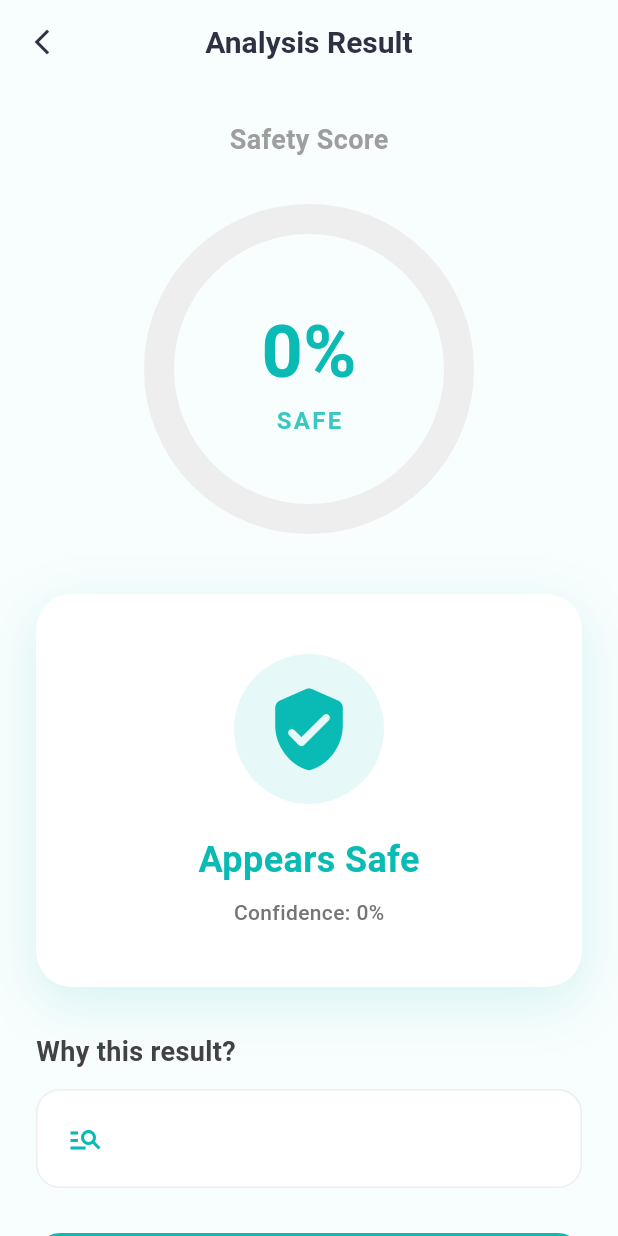
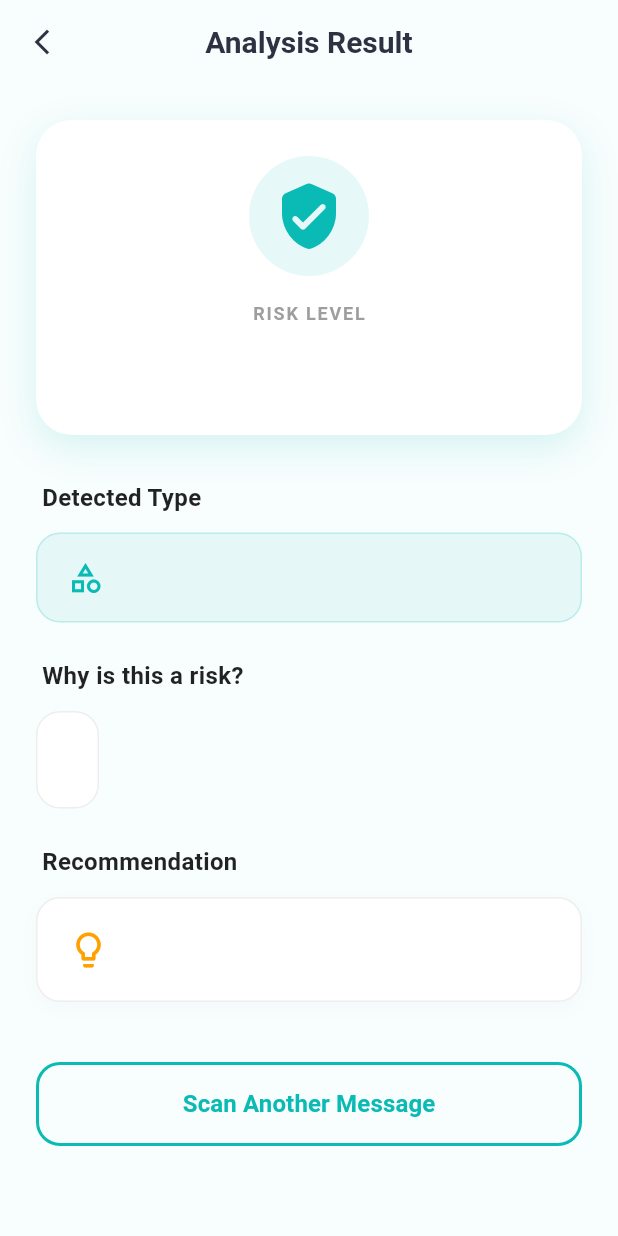
Before and after one commit to HRChiam/CheckKawKaw, a Flutter app: the AnalysisScreen screen opened directly with empty values, on a phone screen of 412 x 824 dp. Run offline on Flutter 3.47's test engine with Material 3 defaults, Android fonts, the phone set to English and light mode, and no system bars.

Commit message:
analysis update

```diff
--- a/frontend/lib/analysisScreen.dart
+++ b/frontend/lib/analysisScreen.dart
@@ -1,31 +1,51 @@
 import 'package:flutter/material.dart';
-import 'dart:math' as math;
 import 'main.dart'; // To access AppTheme
 
 class AnalysisScreen extends StatelessWidget {
-  final String message;
-  final bool isScam;
-  final double confidence;
+  final String riskLevel; // "Low", "Medium", "High"
+  final String scamType;  // e.g., "Romance Scam", "Phishing"
   final String explanation;
+  final String recommendation;
 
   const AnalysisScreen({
     Key? key,
-    required this.message,
-    required this.isScam,
-    required this.confidence,
+    required this.riskLevel,
+    required this.scamType,
     required this.explanation,
+    required this.recommendation,
   }) : super(key: key);
+
+  Color _getRiskColor() {
+    switch (riskLevel.toLowerCase()) {
+      case 'high':
+        return const Color(0xFFFF4B4B);
+      case 'medium':
+        return const Color(0xFFFFA726);
+      case 'low':
+      default:
+        return const Color(0xFF0ABAB5);
+    }
+  }
+
+  IconData _getRiskIcon() {
+    switch (riskLevel.toLowerCase()) {
+      case 'high':
+        return Icons.gpp_bad_rounded;
+      case 'medium':
+        return Icons.warning_amber_rounded;
+      case 'low':
+      default:
+        return Icons.verified_user_rounded;
+    }
+  }
 
   @override
   Widget build(BuildContext context) {
-    // Safety score calculation
-    final double safetyScore = isScam ? (1.0 - confidence) : confidence;
-
-    final Color statusColor = isScam ? const Color(0xFFFF6B6B) : AppTheme.primary;
-    final resultIcon = isScam ? Icons.gpp_bad_rounded : Icons.verified_user_rounded;
-    final resultTitle = isScam ? "High Risk Detected" : "Appears Safe";
+    final riskColor = _getRiskColor();
+    final riskIcon = _getRiskIcon();
 
     return Scaffold(
+      backgroundColor: const Color(0xFFF8FDFD),
       appBar: AppBar(
         title: const Text("Analysis Result"),
         leading: IconButton(
@@ -37,83 +57,90 @@ class AnalysisScreen extends StatelessWidget {
         padding: const EdgeInsets.all(24.0),
         physics: const BouncingScrollPhysics(),
         child: Column(
+          crossAxisAlignment: CrossAxisAlignment.start,
           children: [
-            const Text("Safety Score", style: TextStyle(fontSize: 18, color: Colors.grey, fontWeight: FontWeight.bold)),
-            const SizedBox(height: 30),
-
-            // Animated Donut Chart
-            SizedBox(
-              height: 220,
-              width: 220,
-              child: TweenAnimationBuilder<double>(
-                tween: Tween(begin: 0, end: safetyScore),
-                duration: const Duration(milliseconds: 1500),
-                curve: Curves.easeOutCubic,
-                builder: (context, value, child) {
-                  return Stack(
-                    alignment: Alignment.center,
-                    children: [
-                      CustomPaint(
-                        size: const Size(220, 220),
-                        painter: SafetyDonutPainter(
-                          percentage: value,
-                          color: statusColor,
-                          backgroundColor: Colors.grey[200]!,
-                        ),
-                      ),
-                      Column(
-                        mainAxisSize: MainAxisSize.min,
-                        children: [
-                          Text(
-                            "${(value * 100).toInt()}%",
-                            style: TextStyle(fontSize: 48, fontWeight: FontWeight.bold, color: statusColor),
-                          ),
-                          Text(
-                            isScam ? "RISK" : "SAFE",
-                            style: TextStyle(fontSize: 16, fontWeight: FontWeight.bold, color: statusColor.withOpacity(0.8), letterSpacing: 1.5),
-                          ),
-                        ],
-                      ),
-                    ],
-                  );
-                },
-              ),
-            ),
-
-            const SizedBox(height: 40),
-
-            // Result Card
+            // 1. RISK LEVEL HEADER CARD
             Container(
               width: double.infinity,
-              padding: const EdgeInsets.symmetric(vertical: 40, horizontal: 20),
+              padding: const EdgeInsets.all(24),
               decoration: BoxDecoration(
                 color: Colors.white,
                 borderRadius: BorderRadius.circular(24),
-                boxShadow: [BoxShadow(color: statusColor.withOpacity(0.15), blurRadius: 30, offset: const Offset(0, 10))],
+                boxShadow: [
+                  BoxShadow(
+                    color: riskColor.withOpacity(0.15),
+                    blurRadius: 20,
+                    offset: const Offset(0, 8),
+                  )
+                ],
               ),
               child: Column(
                 children: [
                   Container(
-                    padding: const EdgeInsets.all(20),
-                    decoration: BoxDecoration(color: statusColor.withOpacity(0.1), shape: BoxShape.circle),
-                    child: Icon(resultIcon, size: 60, color: statusColor),
+                    padding: const EdgeInsets.all(16),
+                    decoration: BoxDecoration(
+                      color: riskColor.withOpacity(0.1),
+                      shape: BoxShape.circle,
+                    ),
+                    child: Icon(riskIcon, size: 48, color: riskColor),
                   ),
-                  const SizedBox(height: 20),
-                  Text(resultTitle, style: TextStyle(fontSize: 24, fontWeight: FontWeight.bold, color: statusColor)),
-                  const SizedBox(height: 8),
-                  Text("Confidence: ${(confidence * 100).toInt()}%", style: TextStyle(color: Colors.grey[600], fontWeight: FontWeight.w500)),
+                  const SizedBox(height: 16),
+                  Text(
+                    "RISK LEVEL",
+                    style: TextStyle(
+                      fontSize: 12,
+                      fontWeight: FontWeight.bold,
+                      color: Colors.grey[500],
+                      letterSpacing: 1.2,
+                    ),
+                  ),
+                  const SizedBox(height: 4),
+                  Text(
+                    riskLevel.toUpperCase(),
+                    style: TextStyle(
+                      fontSize: 32,
+                      fontWeight: FontWeight.bold,
+                      color: riskColor,
+                    ),
+                  ),
                 ],
               ),
             ),
 
             const SizedBox(height: 30),
 
-            // Details
-            Align(
-              alignment: Alignment.centerLeft,
-              child: Text("Why this result?", style: TextStyle(fontSize: 18, fontWeight: FontWeight.bold, color: Colors.grey[800])),
+            // 2. SCAM TYPE
+            _buildSectionTitle("Detected Type"),
+            Container(
+              width: double.infinity,
+              padding: const EdgeInsets.symmetric(horizontal: 20, vertical: 16),
+              decoration: BoxDecoration(
+                color: AppTheme.primary.withOpacity(0.08),
+                borderRadius: BorderRadius.circular(16),
+                border: Border.all(color: AppTheme.primary.withOpacity(0.2)),
+              ),
+              child: Row(
+                children: [
+                  const Icon(Icons.category_outlined, color: AppTheme.primary),
+                  const SizedBox(width: 12),
+                  Expanded(
+                    child: Text(
+                      scamType,
+                      style: const TextStyle(
+                        fontSize: 18,
+                        fontWeight: FontWeight.w600,
+                        color: AppTheme.text,
+                      ),
+                    ),
+                  ),
+                ],
+              ),
             ),
-            const SizedBox(height: 12),
+
+            const SizedBox(height: 24),
+
+            // 3. EXPLANATION
+            _buildSectionTitle("Why is this a risk?"),
             Container(
               padding: const EdgeInsets.all(20),
               decoration: BoxDecoration(
@@ -121,19 +148,55 @@ class AnalysisScreen extends StatelessWidget {
                 borderRadius: BorderRadius.circular(16),
                 border: Border.all(color: Colors.grey[200]!),
               ),
+              child: Text(
+                explanation,
+                style: TextStyle(
+                  fontSize: 15,
+                  height: 1.6,
+                  color: Colors.grey[800],
+                ),
+              ),
+            ),
+
+            const SizedBox(height: 24),
+
+            // 4. RECOMMENDATION
+            _buildSectionTitle("Recommendation"),
+            Container(
+              padding: const EdgeInsets.all(20),
+              decoration: BoxDecoration(
+                color: Colors.white,
+                borderRadius: BorderRadius.circular(16),
+                border: Border.all(color: Colors.grey[200]!),
+                boxShadow: [
+                  BoxShadow(
+                    color: Colors.grey.withOpacity(0.05),
+                    blurRadius: 10,
+                    offset: const Offset(0, 4),
+                  )
+                ],
+              ),
               child: Row(
                 crossAxisAlignment: CrossAxisAlignment.start,
                 children: [
-                  const Icon(Icons.manage_search, color: AppTheme.primary),
-                  const SizedBox(width: 12),
+                  Icon(Icons.lightbulb_outline, color: Colors.amber[700], size: 28),
+                  const SizedBox(width: 16),
                   Expanded(
-                    child: Text(explanation, style: TextStyle(fontSize: 14, height: 1.5, color: Colors.grey[800])),
+                    child: Text(
+                      recommendation,
+                      style: TextStyle(
+                        fontSize: 15,
+                        height: 1.6,
+                        color: Colors.grey[800],
+                        fontWeight: FontWeight.w500,
+                      ),
+                    ),
                   ),
                 ],
               ),
             ),
 
-            const SizedBox(height: 30),
+            const SizedBox(height: 40),
 
             // Bottom Button
             SizedBox(
@@ -143,9 +206,14 @@ class AnalysisScreen extends StatelessWidget {
                 onPressed: () => Navigator.pop(context),
                 style: OutlinedButton.styleFrom(
                   side: const BorderSide(color: AppTheme.primary, width: 2),
-                  shape: RoundedRectangleBorder(borderRadius: BorderRadius.circular(16)),
+                  shape: RoundedRectangleBorder(
+                      borderRadius: BorderRadius.circular(16)),
                 ),
-                child: const Text("Scan Another Message", style: TextStyle(fontSize: 16, fontWeight: FontWeight.bold, color: AppTheme.primary)),
+                child: const Text("Scan Another Message",
+                    style: TextStyle(
+                        fontSize: 16,
+                        fontWeight: FontWeight.bold,
+                        color: AppTheme.primary)),
               ),
             ),
           ],
@@ -153,49 +221,18 @@ class AnalysisScreen extends StatelessWidget {
       ),
     );
   }
-}
 
-// Chart Painter
-class SafetyDonutPainter extends CustomPainter {
-  final double percentage;
-  final Color color;
-  final Color backgroundColor;
-
-  SafetyDonutPainter({required this.percentage, required this.color, required this.backgroundColor});
-
-  @override
-  void paint(Canvas canvas, Size size) {
-    final center = Offset(size.width / 2, size.height / 2);
-    final radius = size.width / 2;
-    const strokeWidth = 20.0;
-
-    final bgPaint = Paint()
-      ..color = backgroundColor
-      ..style = PaintingStyle.stroke
-      ..strokeCap = StrokeCap.round
-      ..strokeWidth = strokeWidth;
-
-    canvas.drawCircle(center, radius - strokeWidth / 2, bgPaint);
-
-    final progressPaint = Paint()
-      ..color = color
-      ..style = PaintingStyle.stroke
-      ..strokeCap = StrokeCap.round
-      ..strokeWidth = strokeWidth;
-
-    const startAngle = -math.pi / 2;
-    final sweepAngle = 2 * math.pi * percentage;
-
-    canvas.drawArc(
-      Rect.fromCircle(center: center, radius: radius - strokeWidth / 2),
-      startAngle,
-      sweepAngle,
-      false,
-      progressPaint,
+  Widget _buildSectionTitle(String title) {
+    return Padding(
+      padding: const EdgeInsets.only(bottom: 12, left: 4),
+      child: Text(
+        title,
+        style: const TextStyle(
+          fontSize: 16,
+          fontWeight: FontWeight.bold,
+          color: Colors.black87,
+        ),
+      ),
     );
   }
-
-  @override
-  bool shouldRepaint(covariant SafetyDonutPainter oldDelegate) =>
-      oldDelegate.percentage != percentage || oldDelegate.color != color;
 }
--- a/frontend/lib/homeScreen.dart
+++ b/frontend/lib/homeScreen.dart
@@ -18,6 +18,7 @@ class _HomeScreenState extends State<HomeScreen> {
   final TextEditingController _messageController = TextEditingController();
   bool _isLoading = false;
   InputType _inputType = InputType.text;
+
   Future<void> _analyzeMessage() async {
     final message = _messageController.text.trim();
 
@@ -33,15 +34,34 @@ class _HomeScreenState extends State<HomeScreen> {
 
     setState(() => _isLoading = true);
 
-    bool isScam = false;
-    double confidence = 0.0;
-    String explanation = "";
+    // Default values (Fallbacks)
+    String riskLevel = "Unknown";
+    String scamType = "Unknown";
+    String explanation = "Could not analyze message.";
+    String recommendation = "Please try again later.";
 
-    //API function called here
-    TextAPI result = await TextAPI.detectTextScam(message);
-    isScam = result.isScam;
-    confidence = result.confidence;
-    explanation = result.explanation;
+    try {
+      if (_inputType == InputType.text) {
+        TextAPI result = await TextAPI.analyzeMessage(message);
+
+        // Map result back to local variables
+        riskLevel = result.riskLevel;
+        scamType = result.scamType;
+        explanation = result.explanation;
+        recommendation = result.recommendation;
+
+      } else {
+        // Mock logic for Image/Audio (Keep as is for now)
+        await Future.delayed(const Duration(milliseconds: 1500));
+        riskLevel = "High";
+        scamType = "Deepfake Audio";
+        explanation = "Audio analysis detected synthetic voice patterns.";
+        recommendation = "Do not trust this voice command. Verify caller identity.";
+      }
+    } catch (e) {
+      explanation = "Error: $e";
+      print("Error details: $e");
+    }
 
     setState(() => _isLoading = false);
 
@@ -50,17 +70,15 @@ class _HomeScreenState extends State<HomeScreen> {
         context,
         MaterialPageRoute(
           builder: (_) => AnalysisScreen(
-            message: message,
-            isScam: isScam,
-            confidence: confidence,
+            riskLevel: riskLevel,
+            scamType: scamType,
             explanation: explanation,
+            recommendation: recommendation,
           ),
         ),
       );
     }
   }
-
-  // ... (Rest of your UI code: _buildTypeButton, _buildInputArea, build method remain exactly the same)
 
   Widget _buildTypeButton(InputType type, String label, IconData icon) {
     final isSelected = _inputType == type;
--- a/frontend/lib/services/api/text_api.dart
+++ b/frontend/lib/services/api/text_api.dart
@@ -6,25 +6,30 @@ import '../ip.dart';
 final String _baseUrl = configBaseUrl;
 
 class TextAPI {
-  //declare the item that needs to be returned in this function
-  String explanation;
-  bool isScam;
-  double confidence;
+  // These match the fields you were using in homeScreen.dart
+  final String riskLevel;
+  final String scamType;
+  final String explanation;
+  final String recommendation;
 
   TextAPI({
+    required this.riskLevel,
+    required this.scamType,
     required this.explanation,
-    required this.isScam,
-    required this.confidence,
+    required this.recommendation,
   });
 
-  static Future <TextAPI> detectTextScam(String message) async {
-    String explanation = "";
-    bool isScam = false;
-    double confidence = 0.0;
+  factory TextAPI.error(String errorMessage) {
+    return TextAPI(
+      riskLevel: "Unknown",
+      scamType: "Unknown",
+      explanation: errorMessage,
+      recommendation: "Please try again later.",
+    );
+  }
+
+  static Future<TextAPI> analyzeMessage(String message) async {
     try {
-      //i modify this line a bit the if (_inputType == InputType.text)
-      if (message != "") {
-
       final url = Uri.parse('$_baseUrl/detect/text');
 
       final response = await http.post(
@@ -36,44 +41,24 @@ class TextAPI {
       if (response.statusCode == 200) {
         final data = jsonDecode(response.body);
 
-          if (data['success'] == true) {
-            explanation = data['result']; // The AI text from JamAI
+        if (data['success'] == true && data['result'] != null) {
+          final Map<String, dynamic> aiData = Map<String, dynamic>.from(data['result']);
 
-            // Simple logic to set boolean based on AI explanation keywords
-            // You might want to ask JamAI to return a boolean JSON in the future
-            final lowerExp = explanation.toLowerCase();
-            if (lowerExp.contains('scam') ||
-                lowerExp.contains('suspicious') ||
-                lowerExp.contains('danger')) {
-              isScam = true;
-              confidence = 0.95;
+          // The parsing logic strictly moved from homeScreen.dart
+          return TextAPI(
+            riskLevel: (aiData['risk_level'] ?? "Unknown").replaceAll('"', ''),
+            scamType: (aiData['scam_type'] ?? "Unknown").replaceAll('"', ''),
+            explanation: (aiData['explanation'] ?? "No explanation provided.").replaceAll('"', ''),
+            recommendation: (aiData['recommendation'] ?? "Stay vigilant.").replaceAll('"', ''),
+          );
         } else {
-              isScam = false;
-              confidence = 0.90;
+          return TextAPI.error("Server error: ${data['error']}");
         }
       } else {
-            explanation = "Server returned an error: ${data['error']}";
-          }
-        } else {
-          explanation =
-              "Failed to connect to server (Status: ${response.statusCode})";
-        }
-      } else {
-        // Mock logic for Image/Audio (Not implemented in backend yet)
-        await Future.delayed(const Duration(milliseconds: 1500));
-        isScam = true;
-        confidence = 0.75;
-        explanation = "Image/Audio analysis not yet connected to backend.";
+        return TextAPI.error("Connection failed (Status: ${response.statusCode})");
       }
     } catch (e) {
-      explanation = "Connection Error: $e";
-      isScam = false;
-      confidence = 0.0;
-    }
-    return TextAPI(
-      explanation: explanation,
-      isScam: isScam,
-      confidence: confidence,
-    );
+      return TextAPI.error("Error: $e");
     }
   }
+}
--- a/frontend/lib/services/ip.dart
+++ b/frontend/lib/services/ip.dart
@@ -6,5 +6,5 @@
   // note that everytime you reconnect the wifi, the IP might change
 
 String port = '3000';
-String ip = 'http://192.168.0.5';
+String ip = 'http://10.0.2.2';
 String configBaseUrl = ip + ':' + port;
```
Also changed, not shown: 4 other files. Lines whose indentation alone changed are shown as unchanged.
